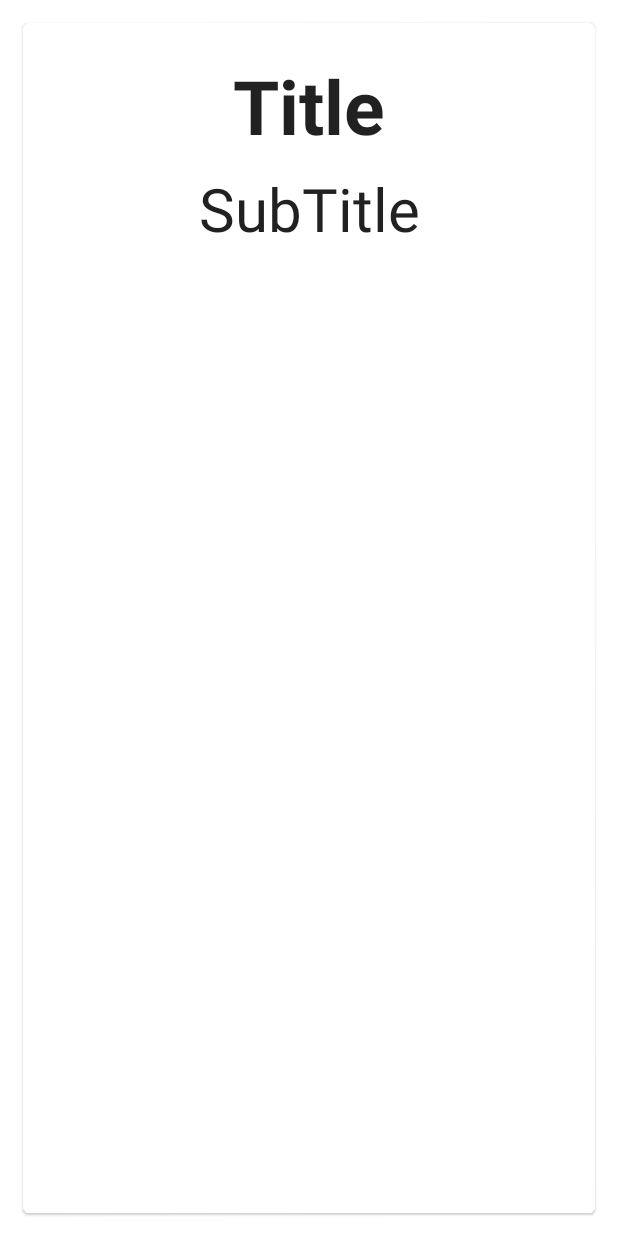
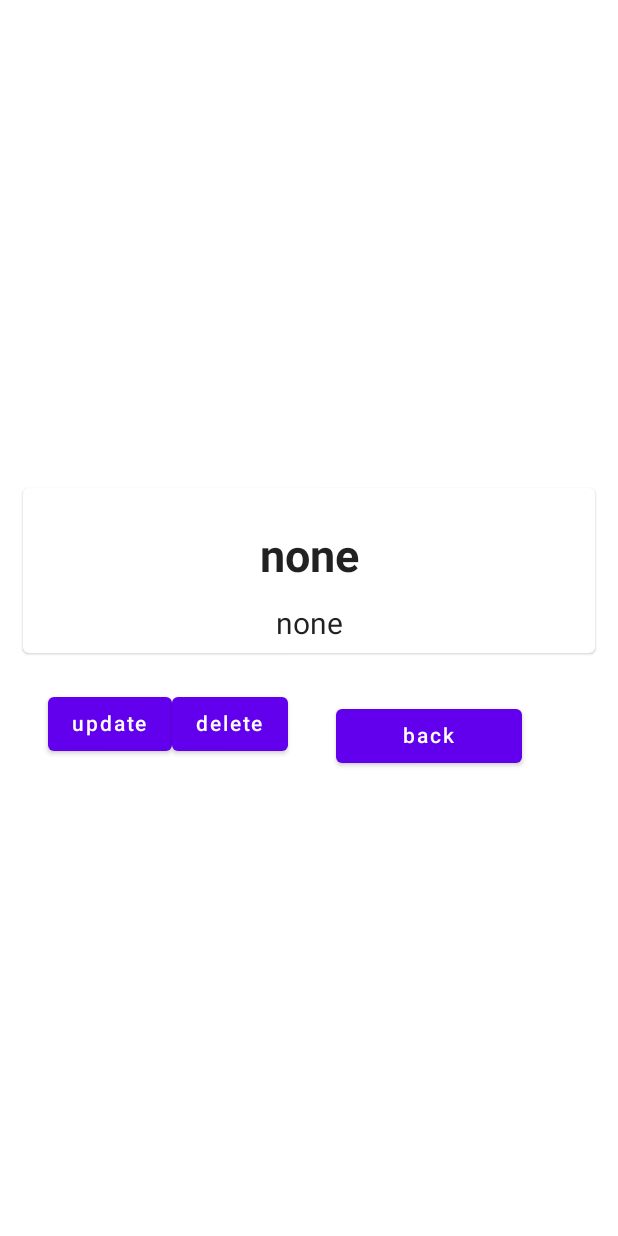
Before and after one commit to dias0092/NoteCSS216, an Android app built with Jetpack Compose: the @Preview function prevNoteScreen, on a phone screen of 412 x 824 dp. Run offline under Robolectric (Android 15) with nearby library versions, the phone set to English and light mode, and no system bars; our stand-ins replace Room's generated code, livedata-compose.

Commit message:
CRUD done version 0.0.9

```diff
--- a/app/src/main/java/kz/sdu190103159/notesappcss_216/database/room/AppRoomDatabase.kt
+++ b/app/src/main/java/kz/sdu190103159/notesappcss_216/database/room/AppRoomDatabase.kt
@@ -6,6 +6,7 @@ import androidx.room.Room
 import androidx.room.RoomDatabase
 import kz.sdu190103159.notesappcss_216.database.room.dao.NoteRoomDao
 import kz.sdu190103159.notesappcss_216.model.Note
+import kz.sdu190103159.notesappcss_216.utils.Constants.Keys.NOTE_DATABASE
 
 @Database(entities = [Note::class], version = 1)
 abstract class AppRoomDatabase: RoomDatabase() {
@@ -22,7 +23,7 @@ abstract class AppRoomDatabase: RoomDatabase() {
                 INSTANCE = Room.databaseBuilder(
                     context,
                     AppRoomDatabase::class.java,
-                    "notes_databasee"
+                    NOTE_DATABASE
                 ).build()
                 INSTANCE as AppRoomDatabase
             }else INSTANCE as AppRoomDatabase
--- a/app/src/main/java/kz/sdu190103159/notesappcss_216/model/Note.kt
+++ b/app/src/main/java/kz/sdu190103159/notesappcss_216/model/Note.kt
@@ -3,8 +3,9 @@ package kz.sdu190103159.notesappcss_216.model
 import androidx.room.ColumnInfo
 import androidx.room.Entity
 import androidx.room.PrimaryKey
+import kz.sdu190103159.notesappcss_216.utils.Constants.Keys.NOTE_TABLE
 
-@Entity(tableName = "notes_table")
+@Entity(tableName = NOTE_TABLE)
 data class Note (
     @PrimaryKey(autoGenerate = true)
     val id: Int = 0,
--- a/app/src/main/java/kz/sdu190103159/notesappcss_216/scrnss/MainScreen.kt
+++ b/app/src/main/java/kz/sdu190103159/notesappcss_216/scrnss/MainScreen.kt
@@ -59,7 +59,7 @@ fun NoteItem(note: Note, navController: NavHostController){
             .fillMaxWidth()
             .padding(vertical = 8.dp, horizontal = 20.dp)
             .clickable {
-                navController.navigate(NavRoute.NoteScreen.route)
+                navController.navigate(NavRoute.NoteScreen.route + "/${note.id}")
             },
         elevation = 6.dp
     ){
--- a/app/src/main/java/kz/sdu190103159/notesappcss_216/scrnss/NoteScreen.kt
+++ b/app/src/main/java/kz/sdu190103159/notesappcss_216/scrnss/NoteScreen.kt
@@ -2,10 +2,12 @@ package kz.sdu190103159.notesappcss_216.scrnss
 
 
 import android.app.Application
-import androidx.compose.runtime.Composable
 import androidx.navigation.NavHostController
 import androidx.compose.foundation.layout.*
+import androidx.compose.foundation.shape.RoundedCornerShape
 import androidx.compose.material.*
+import androidx.compose.runtime.*
+import androidx.compose.runtime.livedata.observeAsState
 
 
 import androidx.compose.ui.Alignment
@@ -19,13 +21,31 @@ import androidx.compose.ui.unit.sp
 import androidx.lifecycle.viewmodel.compose.viewModel
 
 import androidx.navigation.compose.rememberNavController
+import kotlinx.coroutines.launch
 import kz.sdu190103159.notesappcss_216.MainViewMdl
 import kz.sdu190103159.notesappcss_216.MainViewMdlFactory
+import kz.sdu190103159.notesappcss_216.model.Note
+import kz.sdu190103159.notesappcss_216.navigation.NavRoute
 
 import kz.sdu190103159.notesappcss_216.ui.theme.NotesAppCSS216Theme
+import kz.sdu190103159.notesappcss_216.utils.Constants
+import kz.sdu190103159.notesappcss_216.utils.Constants.Keys.DELETE
+import kz.sdu190103159.notesappcss_216.utils.Constants.Keys.NAV_BACK
+import kz.sdu190103159.notesappcss_216.utils.Constants.Keys.NONE
+import kz.sdu190103159.notesappcss_216.utils.Constants.Keys.SUBTITLE
+import kz.sdu190103159.notesappcss_216.utils.Constants.Keys.TITLE
+import kz.sdu190103159.notesappcss_216.utils.Constants.Keys.UPDATE
 
+@OptIn(ExperimentalMaterialApi::class)
 @Composable
-fun NoteScreen(navController: NavHostController, viewModel: MainViewMdl) {
+fun NoteScreen(navController: NavHostController, viewModel: MainViewMdl, noteId: String?) {
+    val notes = viewModel.readAllNotes().observeAsState(listOf()).value
+    val note = notes.firstOrNull{it.id == noteId?.toInt()} ?: Note(title = NONE , subtitle = NONE )
+    val bottomSheetState = rememberModalBottomSheetState(ModalBottomSheetValue.Hidden)
+    val coroutionScope = rememberCoroutineScope()
+    var title by remember { mutableStateOf("Empty") }
+    var subtitle by remember { mutableStateOf("Empty") }
+
     Scaffold(
         modifier = Modifier.fillMaxSize()
     ){
@@ -36,7 +56,8 @@ fun NoteScreen(navController: NavHostController, viewModel: MainViewMdl) {
         ){
             Card(
                 modifier = Modifier
-                    .fillMaxSize()
+                    .fillMaxWidth()
+
                     .padding(15.dp)
             ) {
                 Column(
@@ -44,19 +65,101 @@ fun NoteScreen(navController: NavHostController, viewModel: MainViewMdl) {
                     horizontalAlignment = Alignment.CenterHorizontally
                 ) {
                     Text(
-                        text = "Title",
-                        fontSize = 50.sp,
+                        text = note.title,
+                        fontSize = 30.sp,
                         fontWeight = FontWeight.Bold,
                         modifier = Modifier.padding(top = 20.dp)
                     )
-                    Text(text = "SubTitle",
-                        fontSize = 40.sp,
-
+                    Text(
+                        text = note.subtitle,
+                        fontSize = 20.sp,
                         modifier = Modifier.padding(top = 15.dp)
                     )
                 }
             }
+            Row(
+                modifier = Modifier
+                    .padding(horizontal = 32.dp)
+                    .fillMaxWidth(),
+                verticalAlignment = Alignment.CenterVertically,
+                horizontalArrangement = Arrangement.SpaceAround
+            ) {
+                Button(onClick = {
+                    coroutionScope.launch {
+                        title = note.title
+                        subtitle = note.subtitle
+                        bottomSheetState.show()
+                    }
+                } ){
+                    Text(text = UPDATE)
+                }
+                Button(onClick = {
+                        viewModel.deleteNote(note = note ){
+                            navController.navigate(NavRoute.MainScreen.route)
+                        }
+                } ){
+                    Text(text = DELETE)
+                }
+                Button(
+                    modifier = Modifier
+                        .padding(top = 16.dp)
+                        .padding(horizontal = 32.dp)
+                        .fillMaxWidth(),
+                    onClick = {
+                        navController.navigate(NavRoute.MainScreen.route)
+                } ){
+                    Text(text = NAV_BACK)
+                }
+            }
         }
+        ModalBottomSheetLayout(
+            sheetState = bottomSheetState,
+            sheetElevation = 5.dp,
+            sheetShape = RoundedCornerShape(topStart = 30.dp, topEnd = 30.dp),
+            sheetContent = {
+                Surface {
+                    Column (
+                        modifier = Modifier
+                            .fillMaxSize()
+                            .padding(all = 32.dp)
+                    ){  Text(
+                        text = "Edit note",
+                        fontSize = 16.sp,
+                        fontWeight = FontWeight.Bold,
+                        modifier =  Modifier.padding(vertical = 8.dp)
+                    )
+                        TextField(
+                            value = title ,
+                            onValueChange = { title = it },
+                            label = { Text(text = TITLE)},
+                            isError = title.isEmpty()
+                        )
+                        TextField(
+                            value = subtitle ,
+                            onValueChange = { subtitle = it },
+                            label = { Text(text = SUBTITLE)},
+                            isError = subtitle.isEmpty()
+                        )
+                        Button(
+                            modifier = Modifier.padding(top = 16.dp),
+                            onClick = {
+                                viewModel.updateNote(
+                                    note =
+                                    Note(id = note.id, title = title, subtitle = subtitle)
+                                ){
+                                    navController.navigate(NavRoute.MainScreen.route)
+                                }
+                            })
+                        {
+                            Text(text = UPDATE)
+                        }
+                    }
+                }
+            }
+        ) {
+
+        }
+
     }
 
 }
@@ -68,6 +171,10 @@ fun prevNoteScreen(){
             val context = LocalContext.current
             val mViewModel: MainViewMdl =
                 viewModel(factory = MainViewMdlFactory(context.applicationContext as Application))
-            NoteScreen(navController = rememberNavController(), viewModel = mViewModel)
+            NoteScreen(
+                navController = rememberNavController(),
+                viewModel = mViewModel,
+                noteId = "1"
+            )
         }
 }
--- a/app/src/main/java/kz/sdu190103159/notesappcss_216/scrnss/StartScreen.kt
+++ b/app/src/main/java/kz/sdu190103159/notesappcss_216/scrnss/StartScreen.kt
@@ -34,7 +34,7 @@ fun StartScreen(navController: NavHostController, viewModel: MainViewMdl) {
             horizontalAlignment = Alignment.CenterHorizontally ,
             verticalArrangement = Arrangement.Center )
         {
-        Text(text = "First")
+        Text(text = "Zhuzyas NOTES")
         Button(
             onClick = {
                 mViewModel.initDatabase(TYPE_ROOM){
```
Also changed, not shown: app/src/main/java/kz/sdu190103159/notesappcss_216/MainViewMdl.kt (+18 -0 lines), app/src/main/java/kz/sdu190103159/notesappcss_216/navigation/NoteNavHst.kt (+11 -6 lines), app/src/main/java/kz/sdu190103159/notesappcss_216/scrnss/AddScreen.kt (+9 -4 lines), app/src/main/java/kz/sdu190103159/notesappcss_216/utils/Constants.kt (+24 -0 lines).
